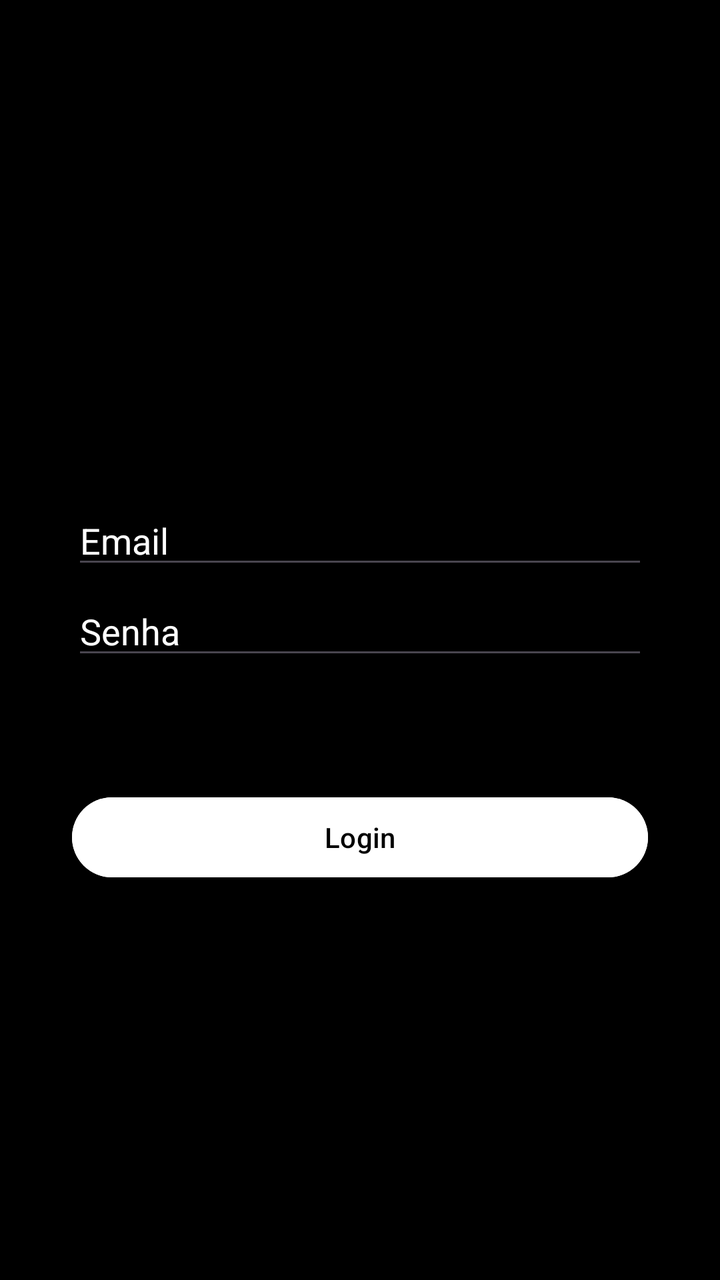
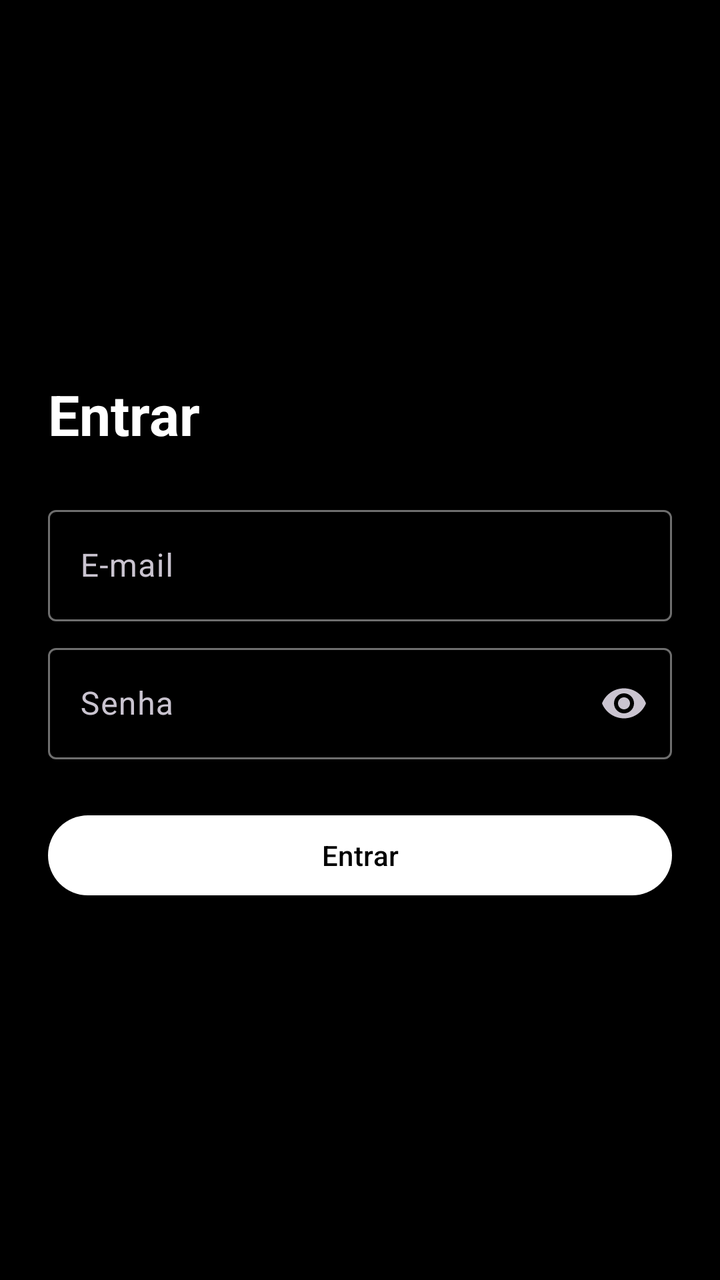

Before-and-after screenshots of an Android layout around one commit, followed by the original layout XML and the change that was made.
<!-- AndroidManifest.xml: application theme Theme.FinalArmLocker -->
<!-- res/layout/activity_login.xml -->
<?xml version="1.0" encoding="utf-8"?>
<androidx.constraintlayout.widget.ConstraintLayout xmlns:android="http://schemas.android.com/apk/res/android"
    xmlns:app="http://schemas.android.com/apk/res-auto"
    xmlns:tools="http://schemas.android.com/tools"
    android:layout_width="match_parent"
    android:layout_height="match_parent"
    android:background="@color/black"
    tools:context=".LoginActivity">

    <EditText
        android:id="@+id/editTextEmail"
        android:layout_width="0dp"
        android:layout_height="wrap_content"
        android:layout_marginTop="248dp"
        android:hint="Email"
        android:textColorHint="@color/white"
        app:layout_constraintEnd_toEndOf="parent"
        app:layout_constraintStart_toStartOf="parent"
        app:layout_constraintTop_toTopOf="parent"
        app:layout_constraintWidth_percent="0.8"
        tools:ignore="HardcodedText" />

    <EditText
        android:id="@+id/editTextPassword"
        android:layout_width="0dp"
        android:layout_height="wrap_content"
        android:layout_marginTop="4dp"
        android:hint="Senha"
        android:inputType="textPassword"
        android:textColorHint="@color/white"
        app:layout_constraintEnd_toEndOf="parent"
        app:layout_constraintStart_toStartOf="parent"
        app:layout_constraintTop_toBottomOf="@+id/editTextEmail"
        app:layout_constraintWidth_percent="0.8" />

    <Button
        android:id="@+id/buttonLogin"
        android:layout_width="0dp"
        android:layout_height="wrap_content"
        android:layout_marginTop="60dp"
        android:text="Login"
        android:textColor="@color/black"
        android:backgroundTint="@color/white"
        app:layout_constraintEnd_toEndOf="parent"
        app:layout_constraintStart_toStartOf="parent"
        app:layout_constraintTop_toBottomOf="@+id/editTextPassword"
        app:layout_constraintWidth_percent="0.8" />

</androidx.constraintlayout.widget.ConstraintLayout>
<!-- resources referenced by this layout -->
<resources>
  <color name="black">#FF000000</color>
  <color name="white">#FFFFFFFF</color>
  <style name="Theme.FinalArmLocker" parent="Base.Theme.FinalArmLocker" />
  <style name="Base.Theme.FinalArmLocker" parent="Theme.Material3.DayNight.NoActionBar">
          
          
      </style>
</resources>

<!-- the commit's change to res/layout/activity_login.xml (unified diff, before → after) -->
@@ -1,49 +1,64 @@
 <?xml version="1.0" encoding="utf-8"?>
-<androidx.constraintlayout.widget.ConstraintLayout xmlns:android="http://schemas.android.com/apk/res/android"
+<ScrollView xmlns:android="http://schemas.android.com/apk/res/android"
     xmlns:app="http://schemas.android.com/apk/res-auto"
     xmlns:tools="http://schemas.android.com/tools"
     android:layout_width="match_parent"
     android:layout_height="match_parent"
-    android:background="@color/black"
-    tools:context=".LoginActivity">
+    android:fillViewport="true"
+    tools:context=".ui.LoginActivity">
 
-    <EditText
-        android:id="@+id/editTextEmail"
-        android:layout_width="0dp"
+    <LinearLayout
+        android:layout_width="match_parent"
         android:layout_height="wrap_content"
-        android:layout_marginTop="248dp"
-        android:hint="Email"
-        android:textColorHint="@color/white"
-        app:layout_constraintEnd_toEndOf="parent"
-        app:layout_constraintStart_toStartOf="parent"
-        app:layout_constraintTop_toTopOf="parent"
-        app:layout_constraintWidth_percent="0.8"
-        tools:ignore="HardcodedText" />
+        android:gravity="center_vertical"
+        android:orientation="vertical"
+        android:padding="24dp">
 
-    <EditText
-        android:id="@+id/editTextPassword"
-        android:layout_width="0dp"
-        android:layout_height="wrap_content"
-        android:layout_marginTop="4dp"
-        android:hint="Senha"
-        android:inputType="textPassword"
-        android:textColorHint="@color/white"
-        app:layout_constraintEnd_toEndOf="parent"
-        app:layout_constraintStart_toStartOf="parent"
-        app:layout_constraintTop_toBottomOf="@+id/editTextEmail"
-        app:layout_constraintWidth_percent="0.8" />
+        <TextView
+            style="@style/ArmLocker.ScreenTitle"
+            android:layout_width="wrap_content"
+            android:layout_height="wrap_content"
+            android:text="@string/login_title" />
 
-    <Button
-        android:id="@+id/buttonLogin"
-        android:layout_width="0dp"
-        android:layout_height="wrap_content"
-        android:layout_marginTop="60dp"
-        android:text="Login"
-        android:textColor="@color/black"
-        android:backgroundTint="@color/white"
-        app:layout_constraintEnd_toEndOf="parent"
-        app:layout_constraintStart_toStartOf="parent"
-        app:layout_constraintTop_toBottomOf="@+id/editTextPassword"
-        app:layout_constraintWidth_percent="0.8" />
+        <com.google.android.material.textfield.TextInputLayout
+            android:id="@+id/inputLayoutEmail"
+            style="@style/ArmLocker.Field"
+            android:layout_width="match_parent"
+            android:layout_height="wrap_content"
+            android:hint="@string/hint_email">
 
-</androidx.constraintlayout.widget.ConstraintLayout>
+            <com.google.android.material.textfield.TextInputEditText
+                android:id="@+id/editTextEmail"
+                android:layout_width="match_parent"
+                android:layout_height="wrap_content"
+                android:autofillHints="emailAddress"
+                android:imeOptions="actionNext"
+                android:inputType="textEmailAddress" />
+        </com.google.android.material.textfield.TextInputLayout>
+
+        <com.google.android.material.textfield.TextInputLayout
+            android:id="@+id/inputLayoutPassword"
+            style="@style/ArmLocker.Field"
+            android:layout_width="match_parent"
+            android:layout_height="wrap_content"
+            android:hint="@string/hint_password"
+            app:endIconMode="password_toggle">
+
+            <com.google.android.material.textfield.TextInputEditText
+                android:id="@+id/editTextPassword"
+                android:layout_width="match_parent"
+                android:layout_height="wrap_content"
+                android:autofillHints="password"
+                android:imeOptions="actionDone"
+                android:inputType="textPassword" />
+        </com.google.android.material.textfield.TextInputLayout>
+
+        <Button
+            android:id="@+id/buttonLogin"
+            android:layout_width="match_parent"
+            android:layout_height="wrap_content"
+            android:layout_marginTop="24dp"
+            android:text="@string/action_login" />
+
+    </LinearLayout>
+</ScrollView>
<!-- resource entries referenced after the edit -->
@@ -1,11 +1,37 @@
 <!-- resources referenced by this layout -->
 <resources>
+  <string name="action_login">Entrar</string>
+  <string name="hint_email">E-mail</string>
+  <string name="hint_password">Senha</string>
+  <string name="login_title">Entrar</string>
+  <style name="ArmLocker.Field" parent="Widget.Material3.TextInputLayout.OutlinedBox">
+          <item name="android:layout_marginTop">8dp</item>
+      </style>
+  <style name="ArmLocker.ScreenTitle" parent="">
+          <item name="android:textColor">@color/white</item>
+          <item name="android:textSize">28sp</item>
+          <item name="android:textStyle">bold</item>
+          <item name="android:layout_marginBottom">16dp</item>
+      </style>
   <color name="black">#FF000000</color>
+  <color name="danger">#FFFB2A1B</color>
+  <color name="surface">#FF161616</color>
+  <color name="outline">#FF6E6E6E</color>
   <color name="white">#FFFFFFFF</color>
   <style name="Theme.FinalArmLocker" parent="Base.Theme.FinalArmLocker" />
-  <style name="Base.Theme.FinalArmLocker" parent="Theme.Material3.DayNight.NoActionBar">
-          
-          
+  <style name="Base.Theme.FinalArmLocker" parent="Theme.Material3.Dark.NoActionBar">
+          <item name="colorPrimary">@color/white</item>
+          <item name="colorOnPrimary">@color/black</item>
+          <item name="colorSecondary">@color/white</item>
+          <item name="colorOnSecondary">@color/black</item>
+          <item name="colorError">@color/danger</item>
+          <item name="colorSurface">@color/surface</item>
+          <item name="colorOutline">@color/outline</item>
+          <item name="android:colorBackground">@color/black</item>
+          <item name="android:windowBackground">@color/black</item>
+          <item name="android:statusBarColor">@color/black</item>
+          <item name="android:navigationBarColor">@color/black</item>
+          <item name="textInputStyle">@style/Widget.Material3.TextInputLayout.OutlinedBox</item>
       </style>
 </resources>
 
